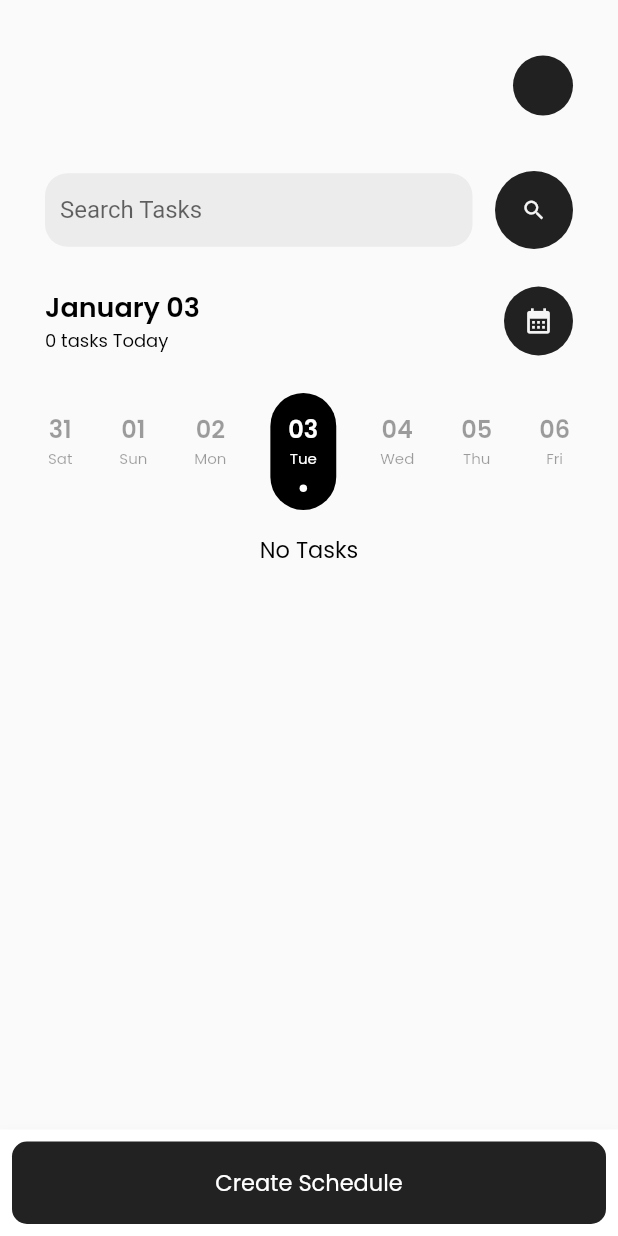
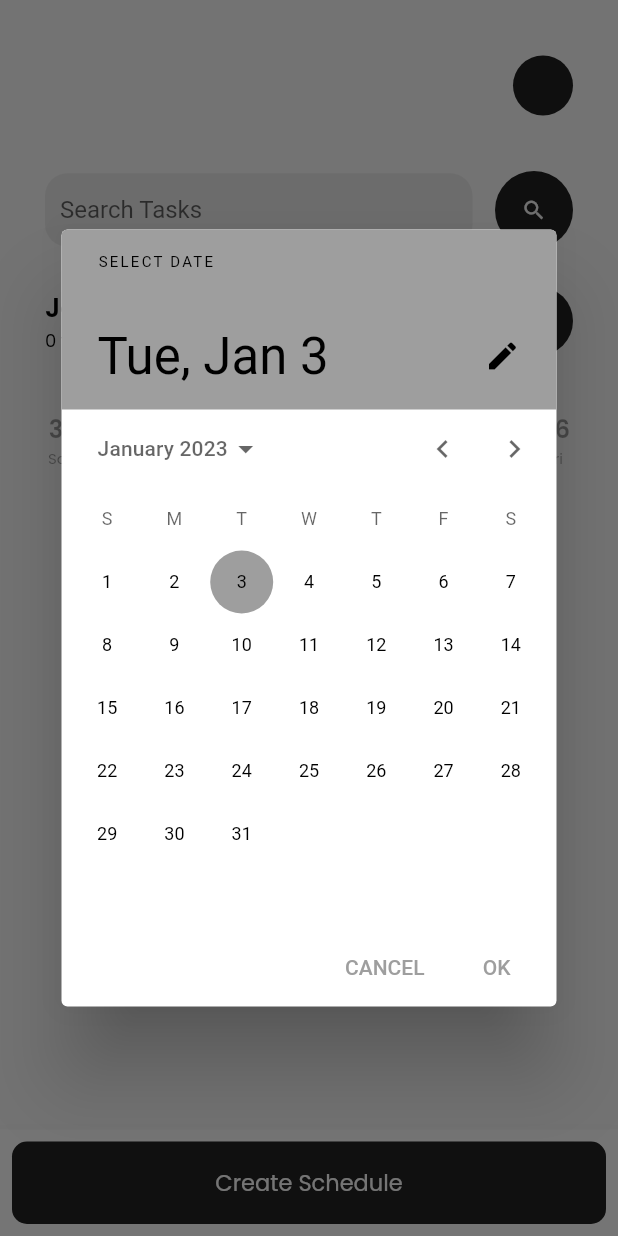
Before and after one commit to kiks12/taskeu, a Flutter app: the HomeScreen screen opened directly, after a tap on the "calendar month" icon, on a phone screen of 412 x 824 dp. Run offline on Flutter 3.47's test engine with Material 2 defaults, Android fonts, the phone set to English and light mode, and no system bars; our stand-ins replace sqflite; accounts and stored records are empty; statements that could not run were skipped.

Commit message:
idk anymore

```diff
--- a/lib/screens/homeScreen.dart
+++ b/lib/screens/homeScreen.dart
@@ -2,7 +2,7 @@ import 'package:flutter/material.dart';
 import 'package:flutter/src/widgets/container.dart';
 import 'package:flutter/src/widgets/framework.dart';
 import 'package:sqflite/sqflite.dart';
-import 'package:taskeu/screens/createTaskScreen.dart';
+import 'package:taskeu/screens/createScheduleScreen.dart';
 import 'package:taskeu/utils/date.dart';
 import 'package:taskeu/utils/taskUtils.dart';
 import 'package:taskeu/widgets/extended/exText.dart';
@@ -23,23 +23,23 @@ class _HomeScreenState extends State<HomeScreen> {
   final searchBarController = TextEditingController();
   Database? db;
   List<DateTime> sevenDays = [];
-  DateTime now = Date(date: DateTime.now()).date;
+  DateTime? now = Date(date: DateTime.now()).date;
 
   Future<void> getThreeDaysBeforeToday() async {
     for (int i = 3; i >= 1; i--) {
-      DateTime threeDay = now.subtract(Duration(days: i));
+      DateTime threeDay = now!.subtract(Duration(days: i));
       Date threeDayNormalized = Date(date: threeDay);
       sevenDays.add(threeDayNormalized.date);
     }
   }
 
   Future<void> addDateTodayToSevenDayList() async {
-    sevenDays.add(now);
+    sevenDays.add(now!);
   }
 
   Future<void> getThreeFaysAfterToday() async {
     for (int i = 1; i <= 3; i++) {
-      DateTime threeDay = now.add(Duration(days: i));
+      DateTime threeDay = now!.add(Duration(days: i));
       Date threeDayNormalized = Date(date: threeDay);
       sevenDays.add(threeDayNormalized.date);
     }
@@ -49,6 +49,16 @@ class _HomeScreenState extends State<HomeScreen> {
     await getThreeDaysBeforeToday();
     await addDateTodayToSevenDayList();
     await getThreeFaysAfterToday();
+    setState(() {});
+  }
+
+  void chooseDate() async {
+    now = await showDatePicker(
+      context: context,
+      initialDate: now!,
+      firstDate: DateTime(1800),
+      lastDate: DateTime(2050),
+    );
     setState(() {});
   }
 
@@ -66,7 +76,7 @@ class _HomeScreenState extends State<HomeScreen> {
     );
 
     final List<dynamic> tasks = await db!.rawQuery(
-        'SELECT * FROM todo WHERE date=${now.millisecondsSinceEpoch} ORDER BY start ASC');
+        'SELECT * FROM todo WHERE date=${now!.millisecondsSinceEpoch} ORDER BY start ASC');
     todos = tasks.map(((e) {
       return Todo(
         id: e['id'],
@@ -110,8 +120,9 @@ class _HomeScreenState extends State<HomeScreen> {
             return TaskSchedule(
               todos: todos,
               changeDate: changeDate,
+              chooseDate: chooseDate,
               dates: sevenDays,
-              now: now,
+              now: now!,
             );
           },
         ),
--- a/lib/widgets/dateToday.dart
+++ b/lib/widgets/dateToday.dart
@@ -4,11 +4,21 @@ import 'package:flutter/src/widgets/framework.dart';
 import 'package:intl/intl.dart';
 import 'package:taskeu/widgets/extended/exText.dart';
 
-class DateToday extends StatelessWidget {
-  const DateToday({super.key, required this.now});
+class DateToday extends StatefulWidget {
+  const DateToday({
+    super.key,
+    required this.now,
+    required this.chooseDate,
+  });
 
+  final void Function() chooseDate;
   final DateTime now;
 
+  @override
+  State<DateToday> createState() => _DateTodayState();
+}
+
+class _DateTodayState extends State<DateToday> {
   @override
   Widget build(BuildContext context) {
     return Container(
@@ -21,7 +31,7 @@ class DateToday extends StatelessWidget {
             crossAxisAlignment: CrossAxisAlignment.start,
             children: [
               ExText(
-                text: DateFormat("MMMM dd").format(now),
+                text: DateFormat("MMMM dd").format(widget.now),
                 size: 18,
                 weight: FontWeight.w600,
               ),
@@ -32,7 +42,7 @@ class DateToday extends StatelessWidget {
             ],
           ),
           GestureDetector(
-            onTap: () {},
+            onTap: widget.chooseDate,
             child: const CircleAvatar(
               maxRadius: 23,
               backgroundColor: Colors.black87,
--- a/lib/widgets/taskSchedule.dart
+++ b/lib/widgets/taskSchedule.dart
@@ -2,7 +2,7 @@ import 'package:flutter/material.dart';
 import 'package:flutter/src/widgets/container.dart';
 import 'package:flutter/src/widgets/framework.dart';
 import 'package:taskeu/models/todo.dart';
-import 'package:taskeu/screens/createTaskScreen.dart';
+import 'package:taskeu/screens/createScheduleScreen.dart';
 import 'package:taskeu/utils/date.dart';
 import 'package:taskeu/utils/taskUtils.dart';
 import 'package:taskeu/widgets/dateToday.dart';
@@ -18,12 +18,14 @@ class TaskSchedule extends StatefulWidget {
     required this.dates,
     required this.now,
     required this.changeDate,
+    required this.chooseDate,
   });
 
   final List<Todo> todos;
   final List<DateTime> dates;
   final DateTime now;
   final void Function(DateTime date) changeDate;
+  final void Function() chooseDate;
 
   @override
   State<TaskSchedule> createState() => _TaskScheduleState();
@@ -75,7 +77,10 @@ class _TaskScheduleState extends State<TaskSchedule> {
 
   List<Widget> getList() {
     List<Widget> wids = [];
-    wids.add(DateToday(now: widget.now));
+    wids.add(DateToday(
+      now: widget.now,
+      chooseDate: widget.chooseDate,
+    ));
     wids.add(
       SevenDatesScroll(
         dates: widget.dates,
```
Also changed, not shown: lib/screens/createScheduleScreen.dart (renamed from lib/screens/createTaskScreen.dart).
